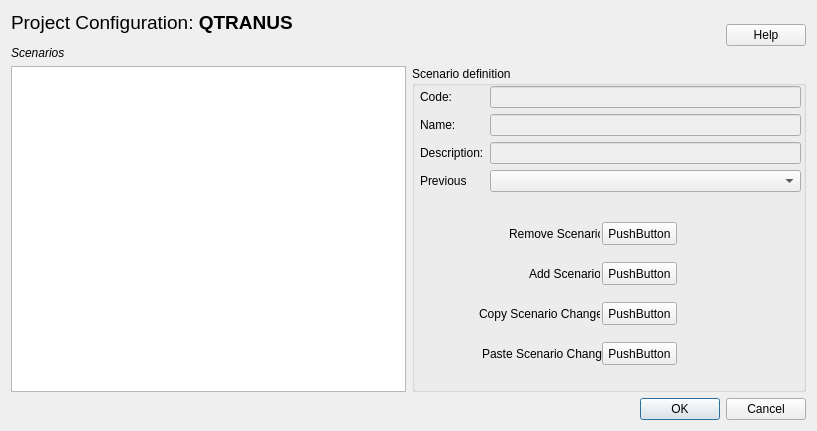
This is scenarios.ui in TomasdelaBarra/QTRANUS as Qt 5 draws it before an edit. The edited form follows.
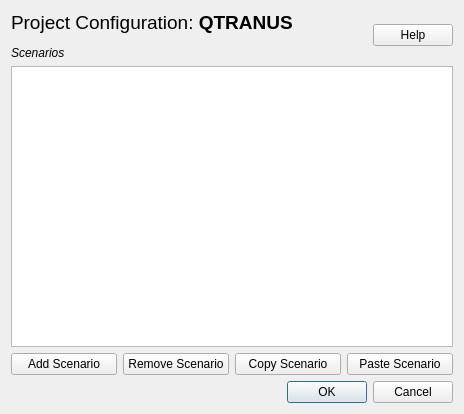
This is the edited form. Icons and pictures are not drawn.

```diff
--- a/scenarios.ui
+++ b/scenarios.ui
@@ -6,15 +6,13 @@
    <rect>
     <x>0</x>
     <y>0</y>
-    <width>817</width>
-    <height>431</height>
+    <width>464</width>
+    <height>414</height>
    </rect>
   </property>
   <property name="windowTitle">
    <string>Scenarios Catalog</string>
   </property>
-  <layout class="QGridLayout" name="gridLayout">
-   <item row="0" column="0">
     <layout class="QVBoxLayout" name="verticalLayout_2">
      <item>
       <layout class="QHBoxLayout" name="horizontalLayout">
@@ -48,203 +46,55 @@
       </layout>
      </item>
      <item>
-      <layout class="QHBoxLayout" name="horizontalLayout_3">
+    <layout class="QVBoxLayout" name="verticalLayout">
        <item>
         <widget class="QTreeView" name="scenarios_tree"/>
        </item>
        <item>
-        <widget class="QGroupBox" name="project">
-         <property name="sizePolicy">
-          <sizepolicy hsizetype="Expanding" vsizetype="Preferred">
-           <horstretch>0</horstretch>
-           <verstretch>0</verstretch>
-          </sizepolicy>
-         </property>
-         <property name="title">
-          <string>Scenario definition</string>
-         </property>
-         <widget class="QWidget" name="formLayoutWidget">
-          <property name="geometry">
-           <rect>
-            <x>8</x>
-            <y>20</y>
-            <width>381</width>
-            <height>121</height>
-           </rect>
-          </property>
-          <layout class="QFormLayout" name="formLayout">
-           <item row="0" column="0">
-            <widget class="QLabel" name="label">
-             <property name="text">
-              <string>Code:</string>
-             </property>
-            </widget>
-           </item>
-           <item row="0" column="1">
-            <widget class="QLineEdit" name="code">
-             <property name="enabled">
-              <bool>false</bool>
-             </property>
-            </widget>
-           </item>
-           <item row="1" column="0">
-            <widget class="QLabel" name="label_2">
-             <property name="text">
-              <string>Name:</string>
-             </property>
-            </widget>
-           </item>
-           <item row="1" column="1">
-            <widget class="QLineEdit" name="name">
-             <property name="enabled">
-              <bool>false</bool>
-             </property>
-            </widget>
-           </item>
-           <item row="2" column="0">
-            <widget class="QLabel" name="label_3">
-             <property name="text">
-              <string>Description:</string>
-             </property>
-            </widget>
-           </item>
-           <item row="2" column="1">
-            <widget class="QLineEdit" name="description">
-             <property name="enabled">
-              <bool>false</bool>
-             </property>
-            </widget>
-           </item>
-           <item row="3" column="0">
-            <widget class="QLabel" name="label_4">
-             <property name="text">
-              <string>Previous</string>
-             </property>
-            </widget>
-           </item>
-           <item row="3" column="1">
-            <widget class="QComboBox" name="cb_previous">
-             <property name="enabled">
-              <bool>true</bool>
-             </property>
-             <property name="editable">
-              <bool>false</bool>
-             </property>
-             <property name="minimumContentsLength">
-              <number>0</number>
-             </property>
-            </widget>
-           </item>
-          </layout>
-         </widget>
-         <widget class="QLabel" name="label_5">
-          <property name="geometry">
-           <rect>
-            <x>97</x>
-            <y>160</y>
-            <width>91</width>
-            <height>16</height>
-           </rect>
-          </property>
-          <property name="text">
-           <string>Remove Scenario</string>
-          </property>
-         </widget>
-         <widget class="QLabel" name="label_6">
-          <property name="geometry">
-           <rect>
-            <x>117</x>
-            <y>200</y>
-            <width>71</width>
-            <height>16</height>
-           </rect>
-          </property>
+      <layout class="QHBoxLayout" name="horizontalLayout_2">
+       <item>
+        <widget class="QPushButton" name="add">
           <property name="text">
            <string>Add Scenario</string>
           </property>
-         </widget>
-         <widget class="QLabel" name="label_7">
-          <property name="geometry">
-           <rect>
-            <x>67</x>
-            <y>240</y>
-            <width>121</width>
-            <height>16</height>
-           </rect>
-          </property>
-          <property name="text">
-           <string>Copy Scenario Changes</string>
-          </property>
-         </widget>
-         <widget class="QLabel" name="label_8">
-          <property name="geometry">
-           <rect>
-            <x>70</x>
-            <y>280</y>
-            <width>121</width>
-            <height>16</height>
-           </rect>
-          </property>
-          <property name="text">
-           <string>Paste Scenario Changes</string>
-          </property>
-         </widget>
+         <property name="icon">
+          <iconset>
+           <normaloff>icons/add-scenario.svg</normaloff>icons/add-scenario.svg</iconset>
+         </property>
+        </widget>
+       </item>
+       <item>
          <widget class="QPushButton" name="remove">
-          <property name="geometry">
-           <rect>
-            <x>190</x>
-            <y>156</y>
-            <width>75</width>
-            <height>23</height>
-           </rect>
-          </property>
           <property name="text">
-           <string>PushButton</string>
-          </property>
-         </widget>
-         <widget class="QPushButton" name="add">
-          <property name="geometry">
-           <rect>
-            <x>190</x>
-            <y>196</y>
-            <width>75</width>
-            <height>23</height>
-           </rect>
-          </property>
-          <property name="text">
-           <string>PushButton</string>
-          </property>
-         </widget>
+          <string>Remove Scenario</string>
+         </property>
+         <property name="icon">
+          <iconset>
+           <normaloff>icons/remove-scenario.svg</normaloff>icons/remove-scenario.svg</iconset>
+         </property>
+        </widget>
+       </item>
+       <item>
          <widget class="QPushButton" name="copy">
-          <property name="geometry">
-           <rect>
-            <x>190</x>
-            <y>236</y>
-            <width>75</width>
-            <height>23</height>
-           </rect>
-          </property>
           <property name="text">
-           <string>PushButton</string>
-          </property>
-         </widget>
+          <string>Copy Scenario</string>
+         </property>
+         <property name="icon">
+          <iconset>
+           <normaloff>icons/copy-scenario.svg</normaloff>icons/copy-scenario.svg</iconset>
+         </property>
+        </widget>
+       </item>
+       <item>
          <widget class="QPushButton" name="paste">
-          <property name="geometry">
-           <rect>
-            <x>190</x>
-            <y>276</y>
-            <width>75</width>
-            <height>23</height>
-           </rect>
-          </property>
           <property name="text">
-           <string>PushButton</string>
-          </property>
-         </widget>
-        </widget>
-       </item>
-       <item>
-        <layout class="QHBoxLayout" name="horizontalLayout_5"/>
+          <string>Paste Scenario</string>
+         </property>
+         <property name="icon">
+          <iconset>
+           <normaloff>icons/paste-scenario.svg</normaloff>icons/paste-scenario.svg</iconset>
+         </property>
+        </widget>
        </item>
       </layout>
      </item>
```
Left out of the diff: 5 changed lines with no effect on the pictures. Lines whose indentation alone changed are shown as unchanged.
